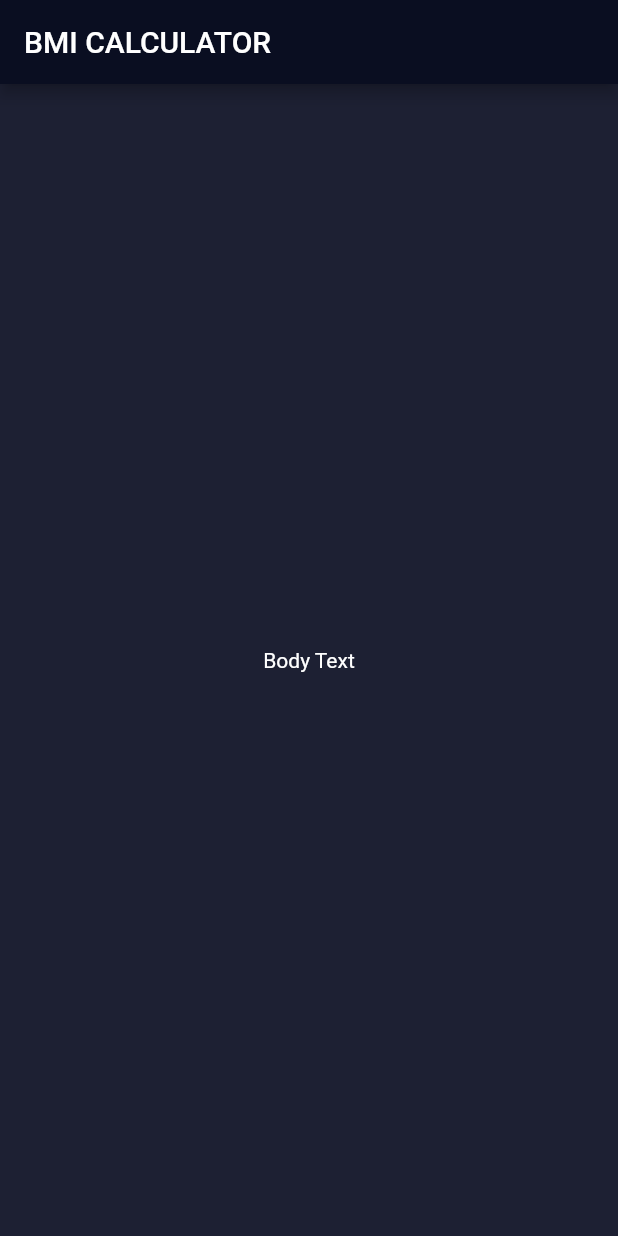
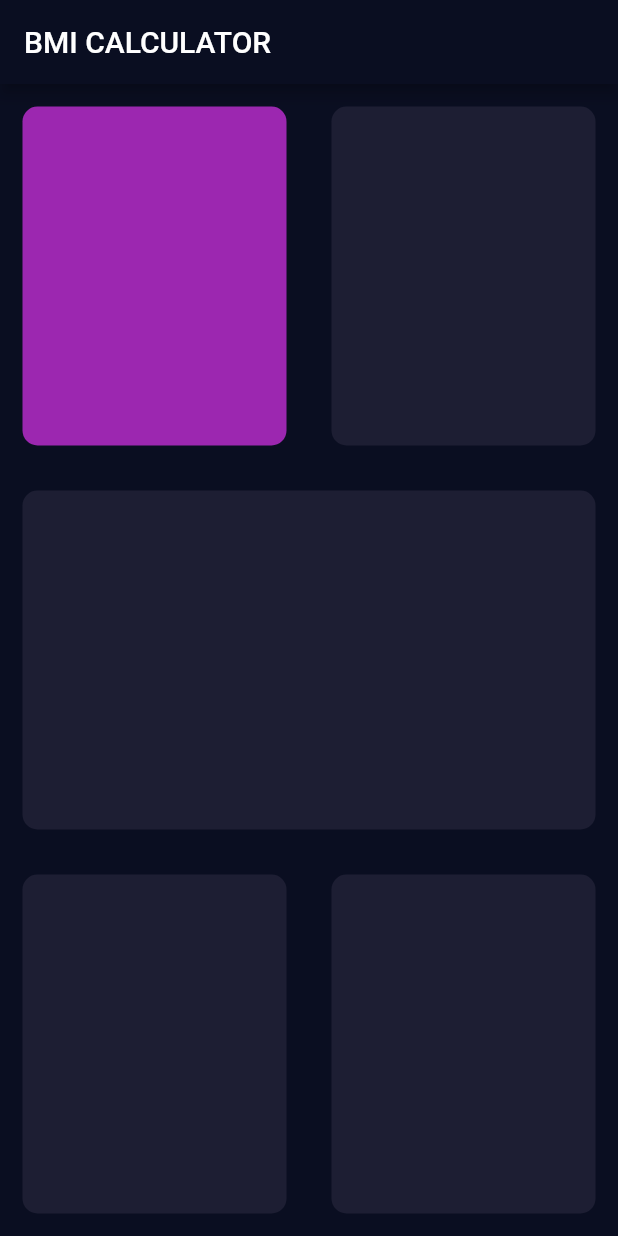
Before and after one commit to Aspabac/BMI_Calculator_flutter, a Flutter app: the screen it shows after launch, on a phone screen of 412 x 824 dp. Run offline on Flutter 3.47's test engine with Material 2 defaults, Android fonts, the phone set to English and light mode, and no system bars.

Commit message:
made a Reusable Widget and change repetitiveness cords

```diff
--- a/lib/input_page.dart
+++ b/lib/input_page.dart
@@ -9,11 +9,57 @@ class _InputPageState extends State<InputPage> {
   @override
   Widget build(BuildContext context) {
     return Scaffold(
-      appBar: AppBar(
-        title: Text('BMI CALCULATOR'),
-      ),
-      body: Center(
-        child: Text('Body Text'),
+        appBar: AppBar(
+          title: Text('BMI CALCULATOR'),
+        ),
+        body: Column(
+          children: [
+            Expanded(
+              child: Row(
+                crossAxisAlignment: CrossAxisAlignment.stretch,
+                children: [
+                  Expanded(
+                    child: ReusableCard(colour: Colors.purple),
+                  ),
+                  Expanded(
+                    child: ReusableCard(colour: Color(0xFF1D1E33)),
+                  ),
+                ],
+              ),
+            ),
+            Expanded(
+              child: ReusableCard(colour: Color(0xFF1D1E33)),
+            ),
+            Expanded(
+              child: Row(
+                crossAxisAlignment: CrossAxisAlignment.stretch,
+                children: [
+                  Expanded(
+                    child: ReusableCard(colour: Color(0xFF1D1E33)),
+                  ),
+                  Expanded(
+                    child: ReusableCard(colour: Color(0xFF1D1E33)),
+                  ),
+                ],
+              ),
+            ),
+          ],
+        ));
+  }
+}
+
+class ReusableCard extends StatelessWidget {
+  ReusableCard({@required this.colour});
+
+  final Color colour;
+
+  @override
+  Widget build(BuildContext context) {
+    return Container(
+      margin: EdgeInsets.all(15.0),
+      decoration: BoxDecoration(
+        color: colour,
+        borderRadius: BorderRadius.circular(10.0),
       ),
     );
   }
--- a/lib/main.dart
+++ b/lib/main.dart
@@ -8,7 +8,7 @@ class BMICalculator extends StatelessWidget {
   Widget build(BuildContext context) {
     return MaterialApp(
       theme: ThemeData.dark().copyWith(
-        scaffoldBackgroundColor: Color(0xFF1D2033),
+        scaffoldBackgroundColor: Color(0xFF0A0E21),
         primaryColor: Color(0xFF0A0E21),
       ),
       home: InputPage(),
```
